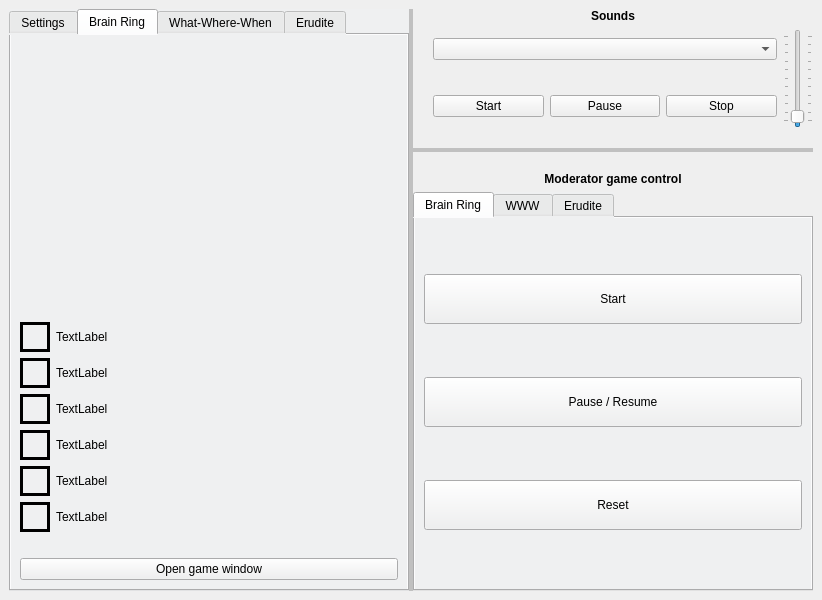
Old version of the form ui/autogenerated/bs_qt6.ui in the repository wake-lift/brain_system_desktop_app.
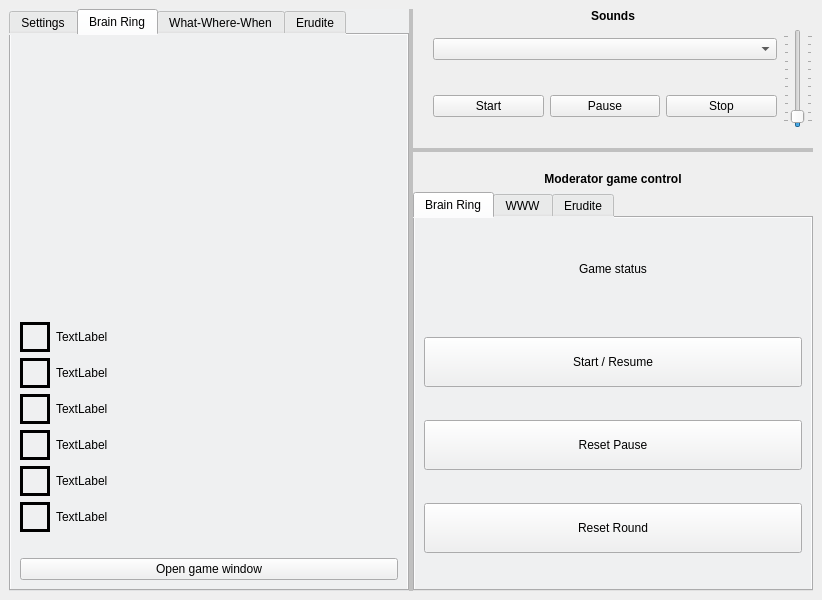
New version of the form. The open tabs and pages were chosen to show the change.

Commit message: Add brain ring business logic

The edit to the form file:
```diff
--- a/ui/autogenerated/bs_qt6.ui
+++ b/ui/autogenerated/bs_qt6.ui
@@ -905,15 +905,56 @@
                 <item>
                  <layout class="QVBoxLayout" name="verticalLayout_9">
                   <item>
-                   <widget class="QPushButton" name="brain_ring_start_push_button">
+                   <widget class="QLabel" name="moderator_game_status_label">
+                    <property name="sizePolicy">
+                     <sizepolicy hsizetype="Preferred" vsizetype="Minimum">
+                      <horstretch>0</horstretch>
+                      <verstretch>0</verstretch>
+                     </sizepolicy>
+                    </property>
                     <property name="minimumSize">
                      <size>
+                      <width>0</width>
+                      <height>15</height>
+                     </size>
+                    </property>
+                    <property name="maximumSize">
+                     <size>
+                      <width>16777215</width>
+                      <height>30</height>
+                     </size>
+                    </property>
+                    <property name="text">
+                     <string>Game status</string>
+                    </property>
+                    <property name="alignment">
+                     <set>Qt::AlignCenter</set>
+                    </property>
+                   </widget>
+                  </item>
+                  <item>
+                   <spacer name="horizontalSpacer_5">
+                    <property name="orientation">
+                     <enum>Qt::Horizontal</enum>
+                    </property>
+                    <property name="sizeHint" stdset="0">
+                     <size>
+                      <width>40</width>
+                      <height>20</height>
+                     </size>
+                    </property>
+                   </spacer>
+                  </item>
+                  <item>
+                   <widget class="QPushButton" name="brain_ring_moderator_start_resume_push_button">
+                    <property name="minimumSize">
+                     <size>
                       <width>200</width>
                       <height>50</height>
                      </size>
                     </property>
                     <property name="text">
-                     <string>Start</string>
+                     <string>Start / Resume</string>
                     </property>
                    </widget>
                   </item>
@@ -926,7 +967,7 @@
                      </size>
                     </property>
                     <property name="text">
-                     <string>Pause / Resume</string>
+                     <string>Reset Pause</string>
                     </property>
                    </widget>
                   </item>
@@ -939,7 +980,7 @@
                      </size>
                     </property>
                     <property name="text">
-                     <string>Reset</string>
+                     <string>Reset Round</string>
                     </property>
                    </widget>
                   </item>
```
Left out of the diff: 44 changed lines with no effect on the pictures. The commit also changes 20 other files.
